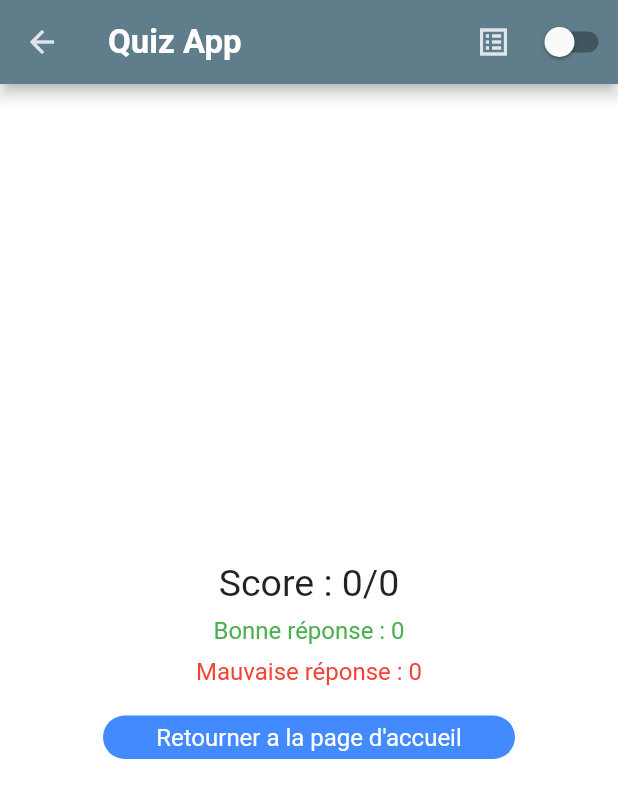
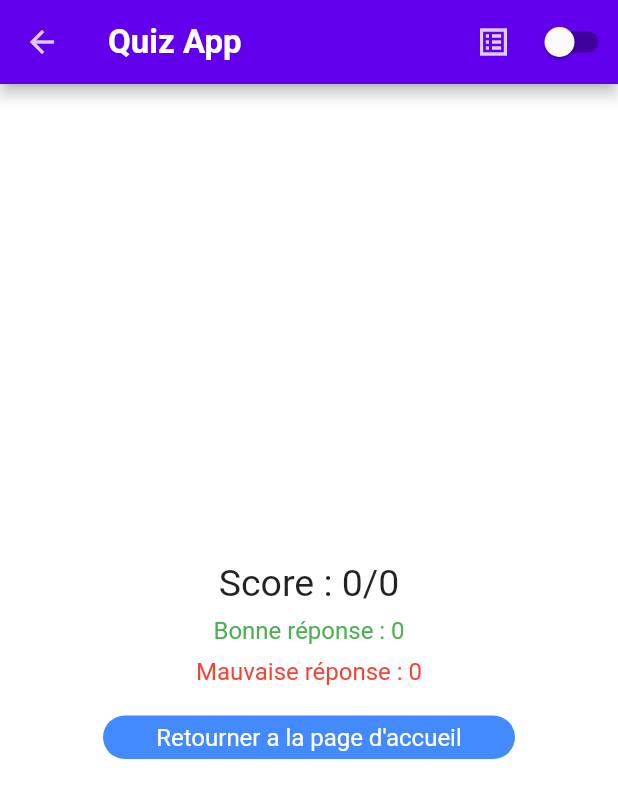
Before and after one commit to YasmineFilali/application_quiz, a Flutter app: the PlayQuiz screen opened directly with empty values, after a tap on the "next plan" icon, on a phone screen of 412 x 824 dp. Shown: the top 798 px of the screen. Run offline on Flutter 3.47's test engine with Material 2 defaults, Android fonts, the phone set to English and light mode, and no system bars; our stand-ins replace cloud_firestore, firebase_core, random_string; accounts and stored records are empty.

Commit message:
Ajout Theme sombre et claire a l'application Quiz App.

```diff
--- a/lib/Screens/edit_quiz.dart
+++ b/lib/Screens/edit_quiz.dart
@@ -105,7 +105,6 @@ class _EditQuizState extends State<EditQuiz> {
           ChangeThemeButtonWidget(),
         ],
         iconTheme: IconThemeData(color: Colors.white),
-        backgroundColor: Colors.blueGrey,
 
       ),
       body: _isLoading? Container(
--- a/lib/Screens/play_quiz.dart
+++ b/lib/Screens/play_quiz.dart
@@ -94,7 +94,6 @@ class _PlayQuizState extends State<PlayQuiz> {
           ),
           ChangeThemeButtonWidget(),
         ],
-        backgroundColor: Colors.blueGrey,
 
       ),
       body: _isLoading? Container(
--- a/lib/Screens/result.dart
+++ b/lib/Screens/result.dart
@@ -28,7 +28,6 @@ class _ResultsState extends State<Results> {
           ),
           ChangeThemeButtonWidget(),
         ],
-        backgroundColor: Colors.blueGrey,
 
       ),
       body: Container(
```
